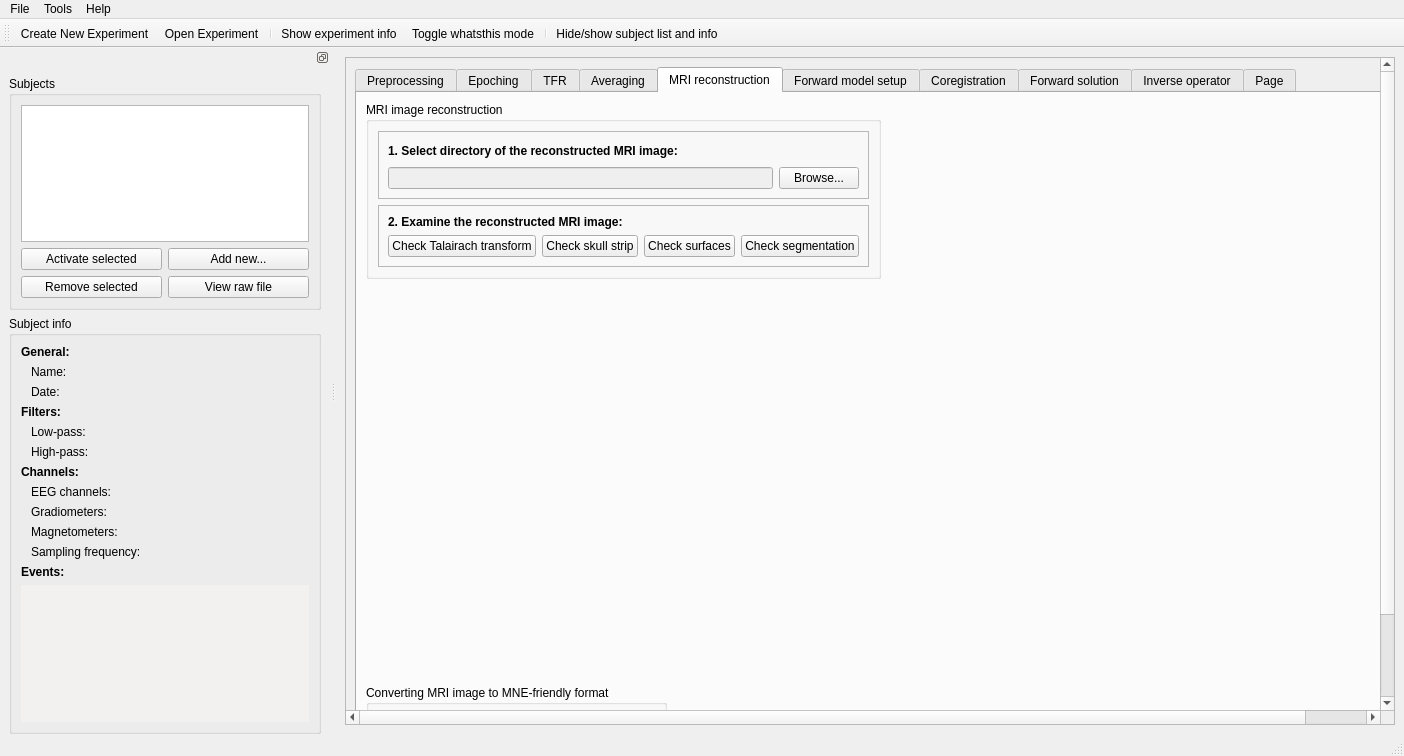
Above: meggie_batch/ui/qt4Designer_ui_files/mainWindowBatch.ui from cibr-jyu/meggie before the change. Below: the same form after it.
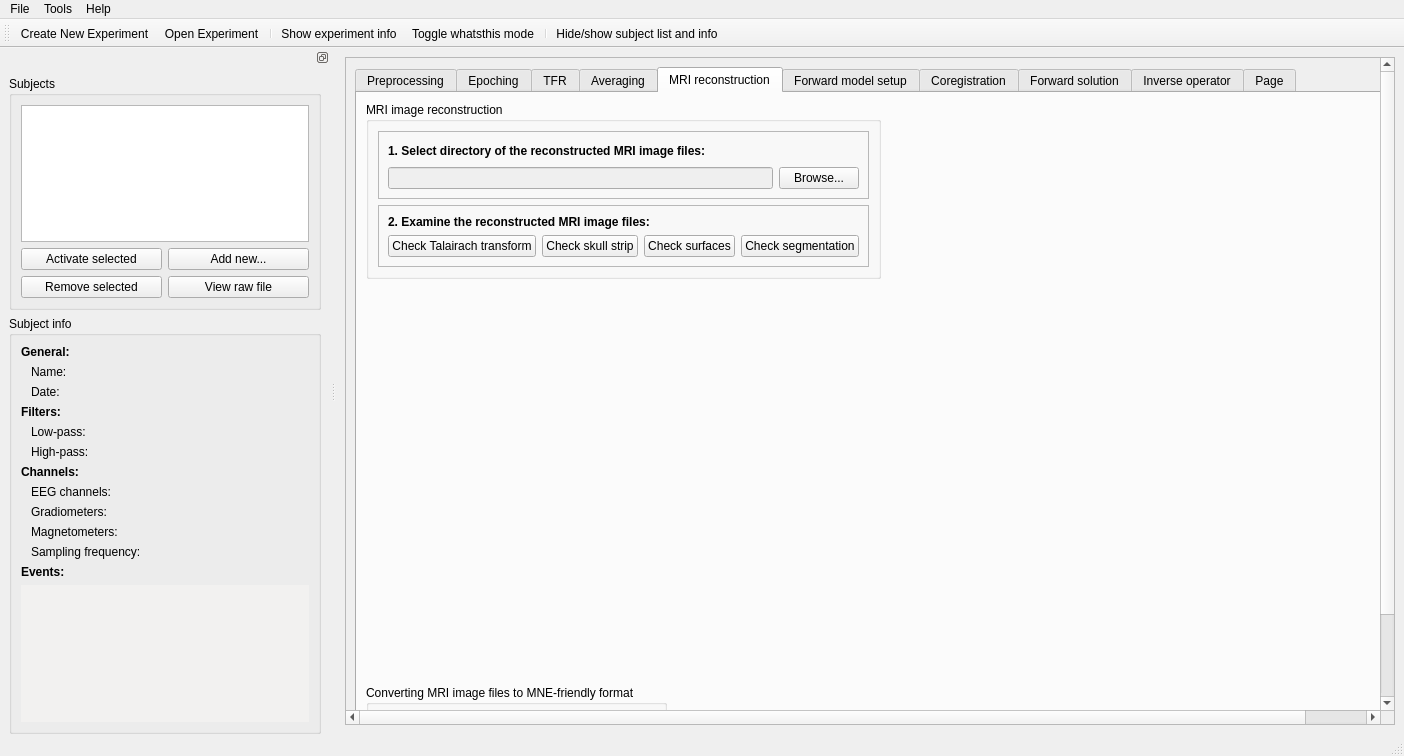
That is the form after the change. The open tabs and pages were chosen to show the change. Icons and pictures are not drawn.

Patch:
```diff
--- a/meggie_batch/ui/qt4Designer_ui_files/mainWindowBatch.ui
+++ b/meggie_batch/ui/qt4Designer_ui_files/mainWindowBatch.ui
@@ -1755,7 +1755,7 @@
                                <string>MRI-image reconstruction can take a day, therefore Meggie only allows importing the pre-reconstructed image. You can, however, examine the reconstructed image with provided tools.</string>
                               </property>
                               <property name="text">
-                               <string>1. Select directory of the reconstructed MRI image:</string>
+                               <string>1. Select directory of the reconstructed MRI image files:</string>
                               </property>
                              </widget>
                             </item>
@@ -1825,7 +1825,7 @@
                                </font>
                               </property>
                               <property name="text">
-                               <string>2. Examine the reconstructed MRI image:</string>
+                               <string>2. Examine the reconstructed MRI image files:</string>
                               </property>
                               <property name="margin">
                                <number>0</number>
@@ -1897,7 +1897,7 @@
               <item row="2" column="0">
                <widget class="QGroupBox" name="groupBox_2">
                 <property name="title">
-                 <string>Converting MRI image to MNE-friendly format</string>
+                 <string>Converting MRI image files to MNE-friendly format</string>
                 </property>
                 <layout class="QFormLayout" name="formLayout_4">
                  <property name="fieldGrowthPolicy">
```
Left out of the diff: 2 changed lines with no effect on the pictures.
